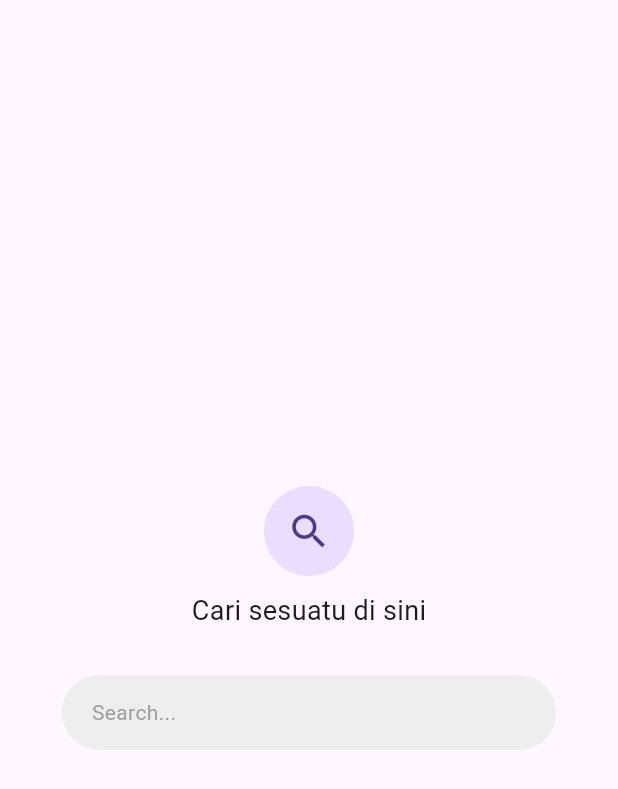
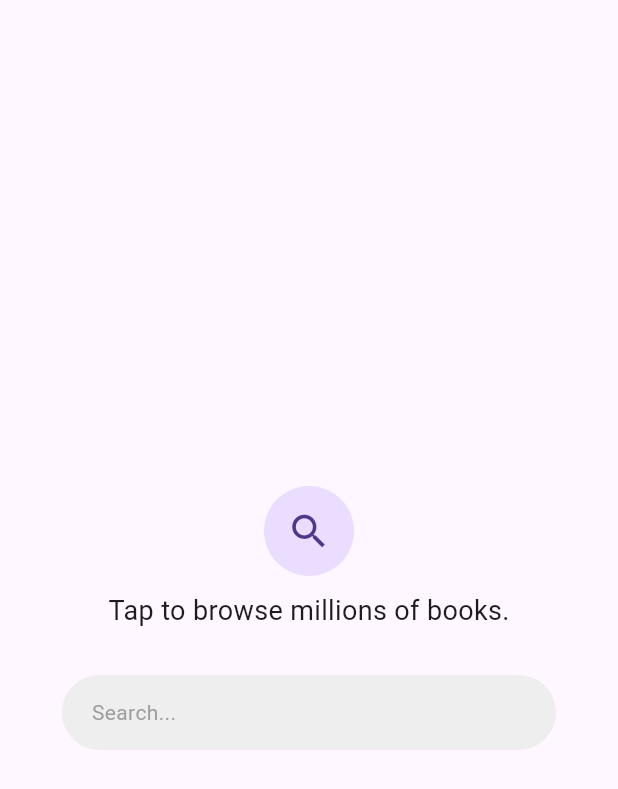
Before and after one commit to rafeefdev/BookVerse, a Flutter app: the NewHomePage screen opened directly, on a phone screen of 412 x 824 dp. Shown: the top 789 px of the screen. Run offline on Flutter 3.47's test engine with Material 3 defaults, Android fonts, the phone set to English and light mode, and no system bars; our stand-ins replace equatable, flutter_dotenv, flutter_riverpod, riverpod_annotation, shared_preferences; missing offline and left inert: flutter_chat_core, flutter_chat_ui; accounts and stored records are empty; generated files the repository leaves out were written again.

Commit message:
adapt some component color with dark mode

```diff
--- a/lib/view/pages/new_homepage.dart
+++ b/lib/view/pages/new_homepage.dart
@@ -1,3 +1,4 @@
+import 'package:BookVerse/shared/themes_extension.dart';
 import 'package:BookVerse/view/pages/search_page.dart';
 import 'package:flutter/material.dart';
 import 'package:flutter_riverpod/flutter_riverpod.dart';
@@ -12,7 +13,6 @@ class NewHomePage extends ConsumerStatefulWidget {
 class _HomeState extends ConsumerState<NewHomePage> {
   @override
   Widget build(BuildContext context) {
-    var textTheme = Theme.of(context).textTheme;
 
     return Scaffold(
       body: Center(
@@ -21,7 +21,7 @@ class _HomeState extends ConsumerState<NewHomePage> {
           children: [
             const CircleAvatar(radius: 30, child: Icon(Icons.search, size: 30)),
             const SizedBox(height: 10),
-            const Text("Cari sesuatu di sini", style: TextStyle(fontSize: 18)),
+            const Text("Tap to browse millions of books.", style: TextStyle(fontSize: 18)),
             const SizedBox(height: 30),
             GestureDetector(
               onTap: () {
@@ -43,7 +43,9 @@ class _HomeState extends ConsumerState<NewHomePage> {
                       vertical: 15,
                     ),
                     decoration: BoxDecoration(
-                      color: Colors.grey.shade200,
+                      color: context.theme.brightness == Brightness.dark
+                        ? Colors.grey[800]
+                        : Colors.grey.shade200,
                       borderRadius: BorderRadius.circular(30),
                     ),
                     child: const Text(
```
Also changed, not shown: lib/view/pages/search_page.dart (+5 -4 lines).
